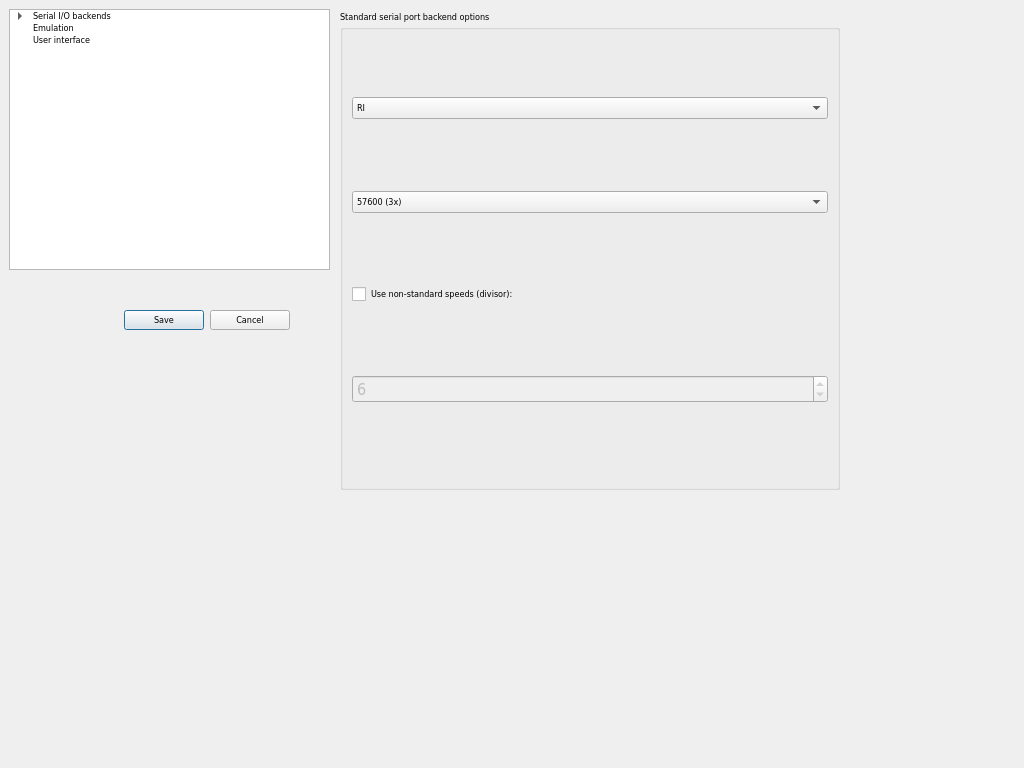
greblus/aspeqt, file optionsdialog.ui: the form before one commit.
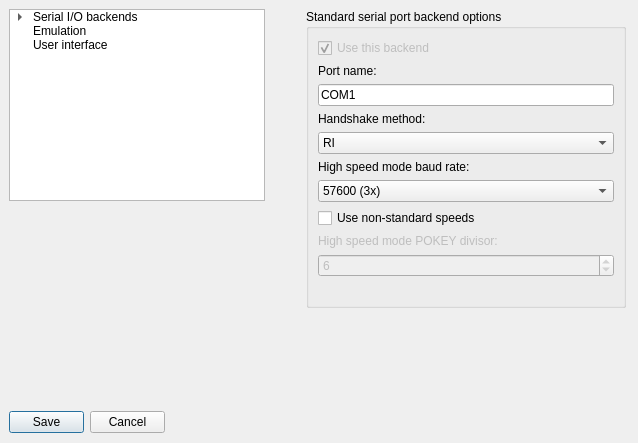
The form after the commit. The open tabs and pages were chosen to show the change.

The edit to the form file:
```diff
--- a/optionsdialog.ui
+++ b/optionsdialog.ui
@@ -9,8 +9,8 @@
    <rect>
     <x>0</x>
     <y>0</y>
-    <width>1024</width>
-    <height>768</height>
+    <width>638</width>
+    <height>443</height>
    </rect>
   </property>
   <property name="sizePolicy">
@@ -19,12 +19,6 @@
     <verstretch>0</verstretch>
    </sizepolicy>
   </property>
-  <property name="font">
-   <font>
-    <family>DejaVu Sans Condensed</family>
-    <pointsize>7</pointsize>
-   </font>
-  </property>
   <property name="windowTitle">
    <string>Options</string>
   </property>
@@ -39,8 +33,8 @@
     <rect>
      <x>9</x>
      <y>9</y>
-     <width>321</width>
-     <height>261</height>
+     <width>256</width>
+     <height>192</height>
     </rect>
    </property>
    <property name="sizePolicy">
@@ -49,15 +43,6 @@
      <verstretch>0</verstretch>
     </sizepolicy>
    </property>
-   <property name="lineWidth">
-    <number>1</number>
-   </property>
-   <property name="iconSize">
-    <size>
-     <width>0</width>
-     <height>0</height>
-    </size>
-   </property>
    <property name="headerHidden">
     <bool>true</bool>
    </property>
@@ -130,10 +115,10 @@
   <widget class="QStackedWidget" name="stackedWidget">
    <property name="geometry">
     <rect>
-     <x>340</x>
-     <y>10</y>
-     <width>500</width>
-     <height>480</height>
+     <x>306</x>
+     <y>9</y>
+     <width>320</width>
+     <height>299</height>
     </rect>
    </property>
    <property name="sizePolicy">
@@ -164,35 +149,61 @@
      </property>
      <item>
       <widget class="QGroupBox" name="serialPortGroup">
-       <property name="sizePolicy">
-        <sizepolicy hsizetype="Preferred" vsizetype="Preferred">
-         <horstretch>0</horstretch>
-         <verstretch>0</verstretch>
-        </sizepolicy>
-       </property>
-       <property name="font">
-        <font>
-         <family>MS Shell Dlg 2</family>
-        </font>
-       </property>
        <property name="title">
         <string>Standard serial port backend options</string>
        </property>
        <layout class="QVBoxLayout" name="verticalLayout_3">
-        <property name="spacing">
-         <number>4</number>
-        </property>
-        <property name="topMargin">
-         <number>1</number>
-        </property>
+        <item>
+         <widget class="QCheckBox" name="serialPortBox">
+          <property name="enabled">
+           <bool>false</bool>
+          </property>
+          <property name="text">
+           <string>Use this backend</string>
+          </property>
+          <property name="checkable">
+           <bool>true</bool>
+          </property>
+          <property name="checked">
+           <bool>true</bool>
+          </property>
+         </widget>
+        </item>
+        <item>
+         <widget class="QLabel" name="serialPortDeviceNameLabel">
+          <property name="sizePolicy">
+           <sizepolicy hsizetype="Expanding" vsizetype="Fixed">
+            <horstretch>0</horstretch>
+            <verstretch>0</verstretch>
+           </sizepolicy>
+          </property>
+          <property name="text">
+           <string>Port name:</string>
+          </property>
+         </widget>
+        </item>
+        <item>
+         <widget class="QLineEdit" name="serialPortDeviceNameEdit">
+          <property name="text">
+           <string>COM1</string>
+          </property>
+         </widget>
+        </item>
+        <item>
+         <widget class="QLabel" name="serialPortHandshakeLabel">
+          <property name="sizePolicy">
+           <sizepolicy hsizetype="Preferred" vsizetype="Fixed">
+            <horstretch>0</horstretch>
+            <verstretch>0</verstretch>
+           </sizepolicy>
+          </property>
+          <property name="text">
+           <string>Handshake method:</string>
+          </property>
+         </widget>
+        </item>
         <item>
          <widget class="QComboBox" name="serialPortHandshakeCombo">
-          <property name="minimumSize">
-           <size>
-            <width>0</width>
-            <height>0</height>
-           </size>
-          </property>
           <item>
            <property name="text">
             <string>RI</string>
@@ -215,14 +226,21 @@
           </item>
          </widget>
         </item>
+        <item>
+         <widget class="QLabel" name="serialPortBaudLabel">
+          <property name="sizePolicy">
+           <sizepolicy hsizetype="Preferred" vsizetype="Fixed">
+            <horstretch>0</horstretch>
+            <verstretch>0</verstretch>
+           </sizepolicy>
+          </property>
+          <property name="text">
+           <string>High speed mode baud rate:</string>
+          </property>
+         </widget>
+        </item>
         <item>
          <widget class="QComboBox" name="serialPortBaudCombo">
-          <property name="minimumSize">
-           <size>
-            <width>0</width>
-            <height>0</height>
-           </size>
-          </property>
           <property name="currentIndex">
            <number>2</number>
           </property>
@@ -246,7 +264,23 @@
         <item>
          <widget class="QCheckBox" name="serialPortUseDivisorsBox">
           <property name="text">
-           <string>Use non-standard speeds (divisor):</string>
+           <string>Use non-standard speeds</string>
+          </property>
+         </widget>
+        </item>
+        <item>
+         <widget class="QLabel" name="serialPortDivisorLabel">
+          <property name="enabled">
+           <bool>false</bool>
+          </property>
+          <property name="sizePolicy">
+           <sizepolicy hsizetype="Preferred" vsizetype="Fixed">
+            <horstretch>0</horstretch>
+            <verstretch>0</verstretch>
+           </sizepolicy>
+          </property>
+          <property name="text">
+           <string>High speed mode POKEY divisor:</string>
           </property>
          </widget>
         </item>
@@ -255,32 +289,6 @@
           <property name="enabled">
            <bool>false</bool>
           </property>
-          <property name="sizePolicy">
-           <sizepolicy hsizetype="Preferred" vsizetype="Fixed">
-            <horstretch>0</horstretch>
-            <verstretch>0</verstretch>
-           </sizepolicy>
-          </property>
-          <property name="minimumSize">
-           <size>
-            <width>0</width>
-            <height>0</height>
-           </size>
-          </property>
-          <property name="baseSize">
-           <size>
-            <width>0</width>
-            <height>0</height>
-           </size>
-          </property>
-          <property name="font">
-           <font>
-            <pointsize>12</pointsize>
-           </font>
-          </property>
-          <property name="frame">
-           <bool>true</bool>
-          </property>
           <property name="maximum">
            <number>40</number>
           </property>
@@ -294,13 +302,10 @@
           <property name="orientation">
            <enum>Qt::Vertical</enum>
           </property>
-          <property name="sizeType">
-           <enum>QSizePolicy::Minimum</enum>
-          </property>
           <property name="sizeHint" stdset="0">
            <size>
             <width>20</width>
-            <height>5</height>
+            <height>40</height>
            </size>
           </property>
          </spacer>
@@ -713,10 +718,10 @@
   <widget class="QDialogButtonBox" name="buttonBox">
    <property name="geometry">
     <rect>
-     <x>-10</x>
-     <y>290</y>
-     <width>300</width>
-     <height>60</height>
+     <x>9</x>
+     <y>411</y>
+     <width>156</width>
+     <height>23</height>
     </rect>
    </property>
    <property name="toolTip">
```
Left out of the diff: 65 changed lines with no effect on the pictures.
